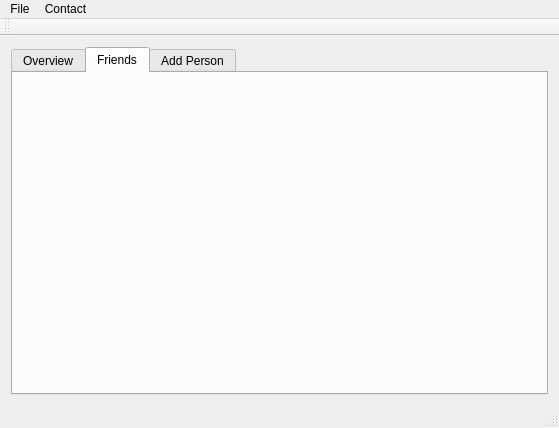
foikila/Phonebook, file mainwindow.ui: the form before one commit.
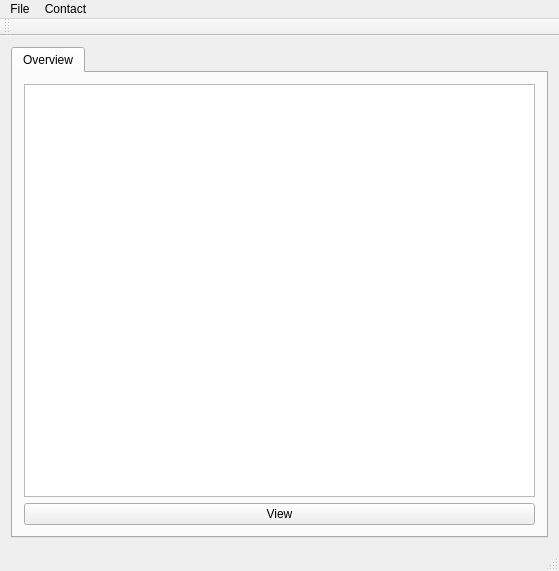
The form after the commit. The open tabs and pages were chosen to show the change.

Patch:
```diff
--- a/mainwindow.ui
+++ b/mainwindow.ui
@@ -7,7 +7,7 @@
     <x>0</x>
     <y>0</y>
     <width>559</width>
-    <height>428</height>
+    <height>571</height>
    </rect>
   </property>
   <property name="windowTitle">
@@ -39,19 +39,6 @@
           </item>
          </layout>
         </widget>
-        <widget class="QWidget" name="Search">
-         <property name="autoFillBackground">
-          <bool>false</bool>
-         </property>
-         <attribute name="title">
-          <string>Friends</string>
-         </attribute>
-        </widget>
-        <widget class="QWidget" name="tab_3">
-         <attribute name="title">
-          <string>Add Person</string>
-         </attribute>
-        </widget>
        </widget>
       </item>
      </layout>
```
